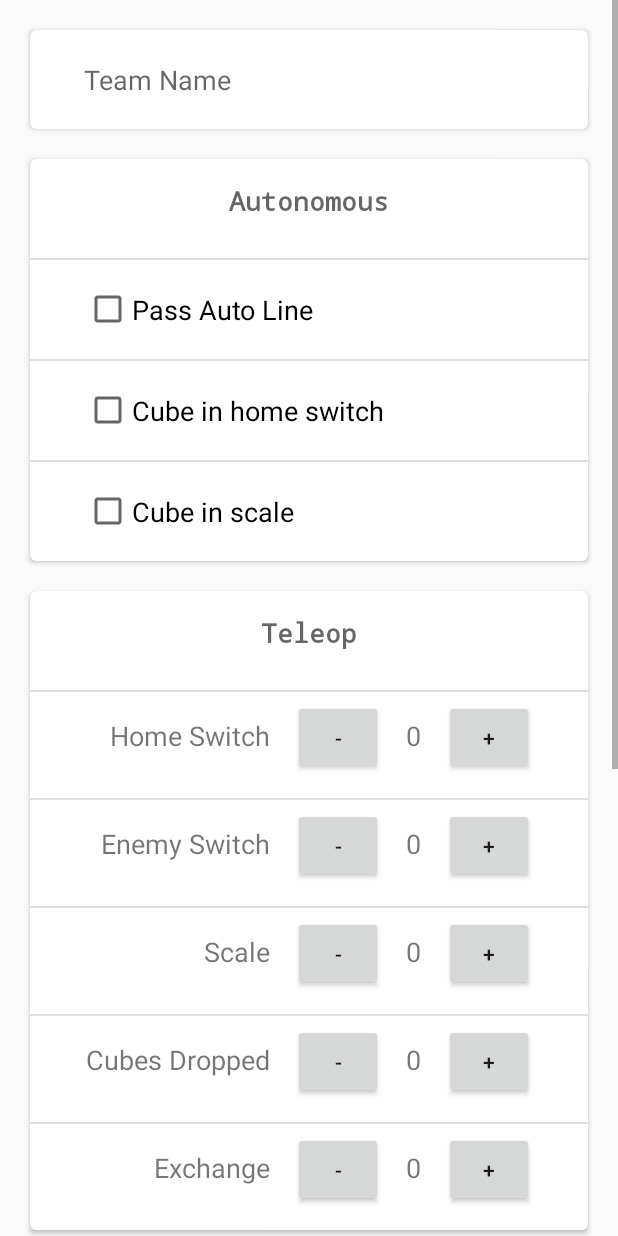
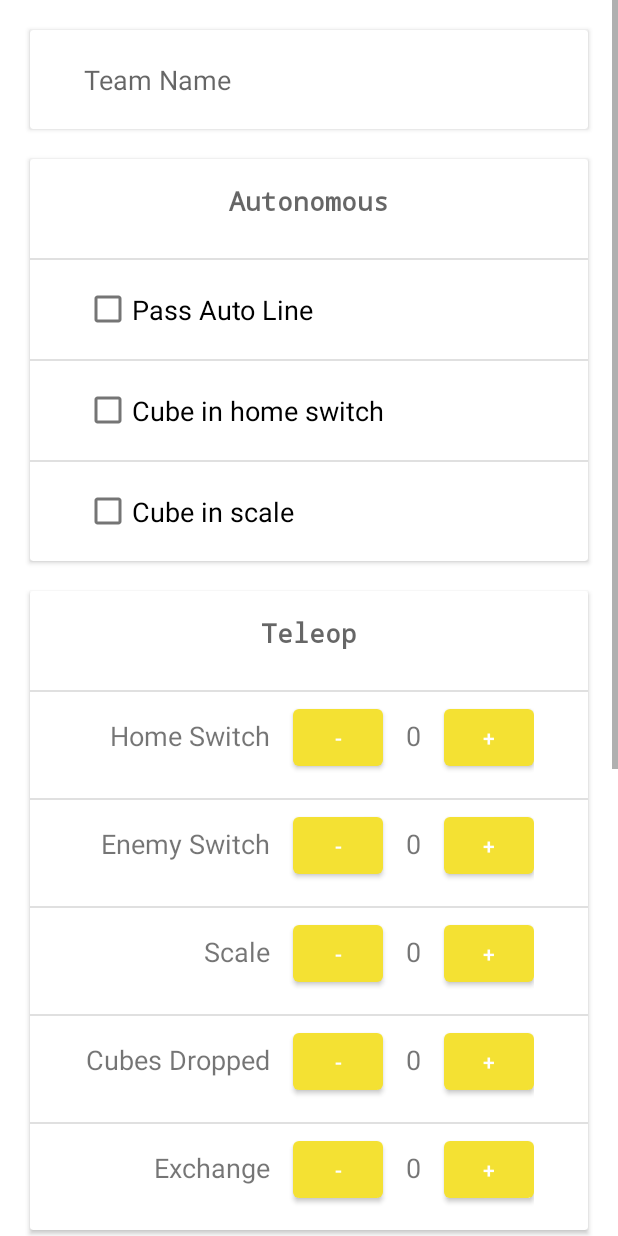
Before and after one commit to frc-emotion/Android-Scouter, an Android app: the layout activity_main.xml on its own in the app's theme, with its tools: preview values and no code run, on a phone screen of 412 x 824 dp. Run offline under Robolectric (Android 15) with nearby library versions, the phone set to English and light mode, and no system bars.

Commit message:
bug fixes and ui updates

```diff
--- a/app/src/main/AndroidManifest.xml
+++ b/app/src/main/AndroidManifest.xml
@@ -34,11 +34,6 @@
                 android:value=".MainActivity" />
         </activity>
 
-        <!-- Intro -->
-        <activity
-            android:name=".MainIntroActivity"
-            android:theme="@style/Theme.Intro" />
-
         <!-- Data View -->
         <activity
             android:name=".ExcelViewActivity"
--- a/app/src/main/java/com/team2658/scouter/ExcelViewActivity.java
+++ b/app/src/main/java/com/team2658/scouter/ExcelViewActivity.java
@@ -1,7 +1,7 @@
 package com.team2658.scouter;
 
 import android.os.Environment;
-import android.support.v7.app.AppCompatActivity;
+import androidx.appcompat.app.AppCompatActivity;
 import android.os.Bundle;
 import android.widget.Toast;
 
--- a/app/src/main/res/layout/activity_main.xml
+++ b/app/src/main/res/layout/activity_main.xml
@@ -1,5 +1,5 @@
 <?xml version="1.0" encoding="utf-8"?>
-<android.support.constraint.ConstraintLayout xmlns:android="http://schemas.android.com/apk/res/android"
+<androidx.constraintlayout.widget.ConstraintLayout xmlns:android="http://schemas.android.com/apk/res/android"
     xmlns:tools="http://schemas.android.com/tools"
     android:layout_width="match_parent"
     android:layout_height="match_parent"
@@ -17,7 +17,7 @@
             android:gravity="center"
             android:orientation="vertical">
 
-            <android.support.v7.widget.CardView xmlns:card_view="http://schemas.android.com/apk/res-auto"
+            <androidx.cardview.widget.CardView xmlns:card_view="http://schemas.android.com/apk/res-auto"
                 android:id="@+id/card_view_info"
                 android:layout_width="match_parent"
                 android:layout_height="wrap_content"
@@ -26,7 +26,7 @@
                 android:layout_marginStart="20dp"
                 android:layout_marginTop="20dp"
                 android:elevation="100dp"
-                card_view:cardCornerRadius="4dp">
+                card_view:cardCornerRadius="2dp">
 
                 <LinearLayout
                     android:layout_width="match_parent"
@@ -63,9 +63,9 @@
 
                 </LinearLayout>
 
-            </android.support.v7.widget.CardView>
+            </androidx.cardview.widget.CardView>
 
-            <android.support.v7.widget.CardView xmlns:card_view="http://schemas.android.com/apk/res-auto"
+            <androidx.cardview.widget.CardView xmlns:card_view="http://schemas.android.com/apk/res-auto"
                 android:id="@+id/card_view_auto"
                 android:layout_width="match_parent"
                 android:layout_height="wrap_content"
@@ -74,7 +74,7 @@
                 android:layout_marginStart="20dp"
                 android:layout_marginTop="20dp"
                 android:elevation="100dp"
-                card_view:cardCornerRadius="4dp">
+                card_view:cardCornerRadius="2dp">
 
                 <LinearLayout
                     android:layout_width="match_parent"
@@ -136,9 +136,9 @@
 
                 </LinearLayout>
 
-            </android.support.v7.widget.CardView>
+            </androidx.cardview.widget.CardView>
 
-            <android.support.v7.widget.CardView xmlns:card_view="http://schemas.android.com/apk/res-auto"
+            <androidx.cardview.widget.CardView xmlns:card_view="http://schemas.android.com/apk/res-auto"
                 android:id="@+id/card_view_teleop"
                 android:layout_width="match_parent"
                 android:layout_height="wrap_content"
@@ -147,7 +147,7 @@
                 android:layout_marginStart="20dp"
                 android:layout_marginTop="20dp"
                 android:elevation="100dp"
-                card_view:cardCornerRadius="4dp">
+                card_view:cardCornerRadius="2dp">
 
                 <LinearLayout
                     android:layout_width="match_parent"
@@ -368,9 +368,9 @@
 
                 </LinearLayout>
 
-            </android.support.v7.widget.CardView>
+            </androidx.cardview.widget.CardView>
 
-            <android.support.v7.widget.CardView xmlns:card_view="http://schemas.android.com/apk/res-auto"
+            <androidx.cardview.widget.CardView xmlns:card_view="http://schemas.android.com/apk/res-auto"
                 android:id="@+id/card_view_climb"
                 android:layout_width="match_parent"
                 android:layout_height="wrap_content"
@@ -379,7 +379,7 @@
                 android:layout_marginStart="20dp"
                 android:layout_marginTop="20dp"
                 android:elevation="100dp"
-                card_view:cardCornerRadius="4dp">
+                card_view:cardCornerRadius="2dp">
 
                 <LinearLayout
                     android:layout_width="match_parent"
@@ -415,9 +415,9 @@
                         android:textSize="18sp" />
                 </LinearLayout>
 
-            </android.support.v7.widget.CardView>
+            </androidx.cardview.widget.CardView>
 
-            <android.support.v7.widget.CardView xmlns:card_view="http://schemas.android.com/apk/res-auto"
+            <androidx.cardview.widget.CardView xmlns:card_view="http://schemas.android.com/apk/res-auto"
                 android:id="@+id/card_view_notes"
                 android:layout_width="match_parent"
                 android:layout_height="wrap_content"
@@ -426,7 +426,7 @@
                 android:layout_marginStart="20dp"
                 android:layout_marginTop="20dp"
                 android:elevation="100dp"
-                card_view:cardCornerRadius="4dp">
+                card_view:cardCornerRadius="2dp">
 
                 <LinearLayout
                     android:layout_width="match_parent"
@@ -464,9 +464,9 @@
 
                 </LinearLayout>
 
-            </android.support.v7.widget.CardView>
+            </androidx.cardview.widget.CardView>
 
-            <android.support.v7.widget.CardView xmlns:card_view="http://schemas.android.com/apk/res-auto"
+            <androidx.cardview.widget.CardView xmlns:card_view="http://schemas.android.com/apk/res-auto"
                 android:id="@+id/card_view_buttons2"
                 android:layout_width="match_parent"
                 android:layout_height="wrap_content"
@@ -476,7 +476,7 @@
                 android:layout_marginStart="20dp"
                 android:layout_marginTop="20dp"
                 android:elevation="100dp"
-                card_view:cardCornerRadius="4dp">
+                card_view:cardCornerRadius="2dp">
 
                 <LinearLayout
                     android:id="@+id/card_view_buttons"
@@ -543,10 +543,10 @@
 
                 </LinearLayout>
 
-            </android.support.v7.widget.CardView>
+            </androidx.cardview.widget.CardView>
 
         </LinearLayout>
 
     </ScrollView>
 
-</android.support.constraint.ConstraintLayout>
+</androidx.constraintlayout.widget.ConstraintLayout>
--- a/app/src/main/res/values/styles.xml
+++ b/app/src/main/res/values/styles.xml
@@ -1,7 +1,7 @@
 <resources>
 
     <!-- Base application theme. -->
-    <style name="AppTheme" parent="Theme.AppCompat.Light.DarkActionBar">
+    <style name="AppTheme" parent="Theme.MaterialComponents.Light.DarkActionBar">
         <!-- Customize your theme here. -->
         <item name="colorPrimary">@color/yellowPrim</item>
         <item name="colorPrimaryDark">@color/yellowDark</item>
--- a/build.gradle
+++ b/build.gradle
@@ -7,7 +7,7 @@ buildscript {
         jcenter()
     }
     dependencies {
-        classpath 'com.android.tools.build:gradle:3.1.0'
+        classpath 'com.android.tools.build:gradle:3.3.0-alpha10'
 
         // NOTE: Do not place your application dependencies here; they belong
         // in the individual module build.gradle files
--- a/gradle.properties
+++ b/gradle.properties
@@ -9,6 +9,8 @@
 
 # Specifies the JVM arguments used for the daemon process.
 # The setting is particularly useful for tweaking memory settings.
+android.enableJetifier=true
+android.useAndroidX=true
 org.gradle.jvmargs=-Xmx1536m
 
 # When configured, Gradle will run in incubating parallel mode.
```
Also changed, not shown: app/build.gradle (+11 -13 lines), app/src/main/java/com/team2658/scouter/AboutActivity.java (+1 -7 lines), app/src/main/java/com/team2658/scouter/MainActivity.java (+35 -14 lines), app/src/main/java/com/team2658/scouter/MainIntroActivity.java (deleted, +0 -46 lines), app/src/main/res/layout/activity_about.xml (+8 -44 lines), gradle/wrapper/gradle-wrapper.properties, 1 other file.
